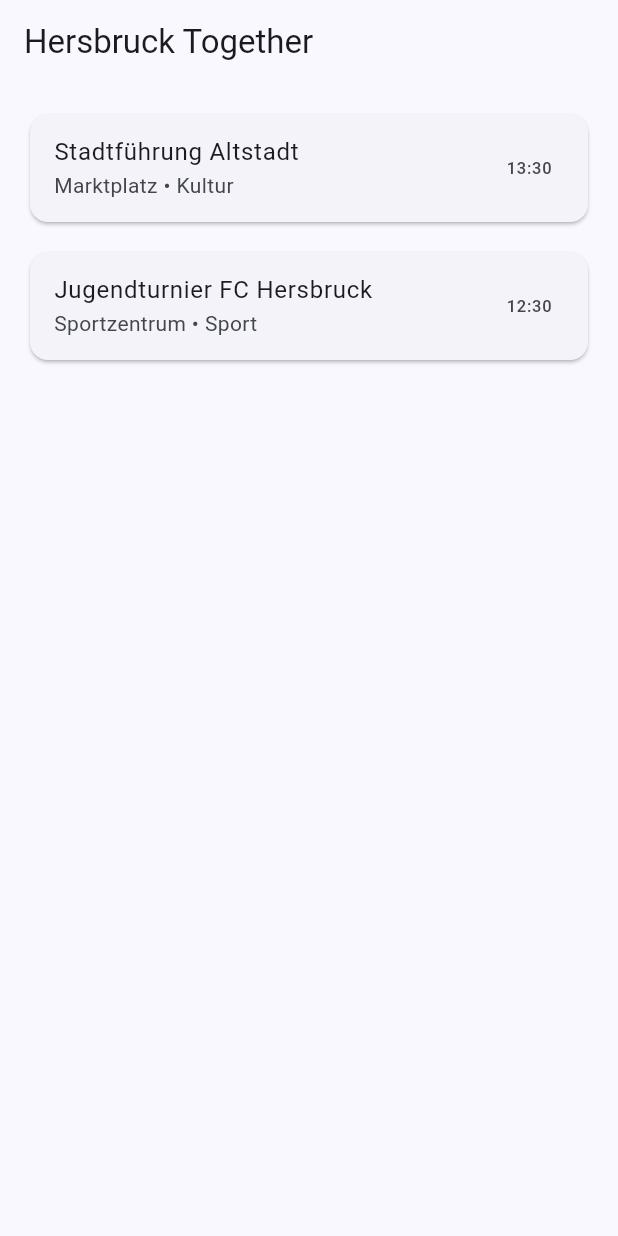
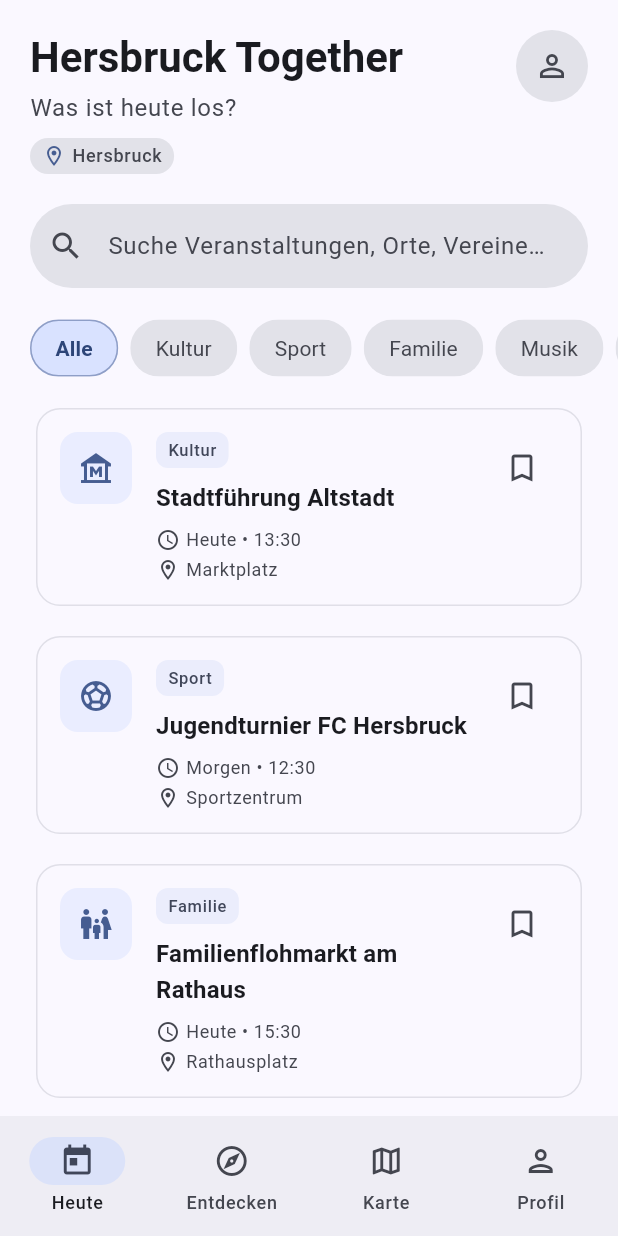
Before and after one commit to Avaron165/hersbruck_together, a Flutter app: the screen it shows after launch, on a phone screen of 412 x 824 dp. Run offline on Flutter 3.47's test engine with Material 3 defaults, Android fonts, the phone set to English and light mode, and no system bars.

Commit message:
feat: implement home screen UI mockup with Material 3 design
- Added HomeHeader widget with title, subtitle, location chip, and search field
- Added CategoryChips widget for filtering events by category
- Added EventCard widget with category badge, date formatting, and bookmark toggle
- Added PlaceholderPage widget for unimplemented tabs
- Extended MockEventRepository with 8 diverse events across all categories
- Implemented responsive layout with maxWidth constraint (900px)
- Added NavigationBar with 4 tabs (Heute, Entdecken, Karte, Profil)
- Implemented client-side filtering by category and search query

https://claude.ai/code/session_014eH28KmCkrcKcGwXnCTFem

```diff
--- a/lib/data/mock/mock_event_repository.dart
+++ b/lib/data/mock/mock_event_repository.dart
@@ -5,19 +5,62 @@ class MockEventRepository implements EventRepository {
   @override
   Future<List<Event>> listUpcoming() async {
     await Future<void>.delayed(const Duration(milliseconds: 150));
+    final now = DateTime.now();
     return [
       Event(
         id: '1',
         title: 'Stadtführung Altstadt',
-        startsAt: DateTime.now().add(const Duration(hours: 3)),
+        startsAt: now.add(const Duration(hours: 3)),
         location: 'Marktplatz',
         category: 'Kultur',
       ),
       Event(
         id: '2',
         title: 'Jugendturnier FC Hersbruck',
-        startsAt: DateTime.now().add(const Duration(days: 1, hours: 2)),
+        startsAt: now.add(const Duration(days: 1, hours: 2)),
         location: 'Sportzentrum',
+        category: 'Sport',
+      ),
+      Event(
+        id: '3',
+        title: 'Familienflohmarkt am Rathaus',
+        startsAt: now.add(const Duration(hours: 5)),
+        location: 'Rathausplatz',
+        category: 'Familie',
+      ),
+      Event(
+        id: '4',
+        title: 'Konzert: Hersbrucker Blasmusik',
+        startsAt: now.add(const Duration(days: 2, hours: 4)),
+        location: 'Festsaal',
+        category: 'Musik',
+      ),
+      Event(
+        id: '5',
+        title: 'Bauernmarkt mit regionalen Spezialitäten',
+        startsAt: now.add(const Duration(days: 3, hours: 1)),
+        location: 'Marktplatz',
+        category: 'Essen',
+      ),
+      Event(
+        id: '6',
+        title: 'Wanderung durch das Pegnitztal',
+        startsAt: now.add(const Duration(days: 1, hours: 6)),
+        location: 'Wanderparkplatz Ost',
+        category: 'Natur',
+      ),
+      Event(
+        id: '7',
+        title: 'Kunstausstellung: Lokale Künstler',
+        startsAt: now.add(const Duration(hours: 2)),
+        location: 'Stadtgalerie',
+        category: 'Kultur',
+      ),
+      Event(
+        id: '8',
+        title: 'Yoga im Park für Anfänger',
+        startsAt: now.add(const Duration(days: 2, hours: 8)),
+        location: 'Stadtpark',
         category: 'Sport',
       ),
     ];
--- a/lib/features/home/home_page.dart
+++ b/lib/features/home/home_page.dart
@@ -1,6 +1,24 @@
+// Hersbruck Together - Home Page UI Mockup
+//
+// Aufbau:
+// - HomeHeader: lib/features/home/widgets/home_header.dart
+//   -> Titel, Untertitel, Account-Icon, Standortchip, Suchfeld
+// - CategoryChips: lib/features/home/widgets/category_chips.dart
+//   -> Horizontale Filter-Chips für Kategorien
+// - EventCard: lib/features/home/widgets/event_card.dart
+//   -> Karten für Veranstaltungen mit Bookmark-Toggle
+// - PlaceholderPage: lib/features/home/widgets/placeholder_page.dart
+//   -> Platzhalter für nicht implementierte Tabs
+//
+// State: selectedCategory, bookmarkedIds, searchQuery, currentTabIndex
+
 import 'package:flutter/material.dart';
 import 'package:hersbruck_together/data/mock/mock_event_repository.dart';
-import 'package:hersbruck_together/ui/widgets/app_scaffold.dart';
+import 'package:hersbruck_together/data/models/event.dart';
+import 'package:hersbruck_together/features/home/widgets/category_chips.dart';
+import 'package:hersbruck_together/features/home/widgets/event_card.dart';
+import 'package:hersbruck_together/features/home/widgets/home_header.dart';
+import 'package:hersbruck_together/features/home/widgets/placeholder_page.dart';
 
 class HomePage extends StatefulWidget {
   const HomePage({super.key});
@@ -10,34 +28,191 @@ class HomePage extends StatefulWidget {
 }
 
 class _HomePageState extends State<HomePage> {
-  final repo = MockEventRepository();
+  final _repo = MockEventRepository();
+
+  int _currentTabIndex = 0;
+  String _selectedCategory = 'Alle';
+  String _searchQuery = '';
+  final Set<String> _bookmarkedIds = {};
+
+  List<Event> _filterEvents(List<Event> events) {
+    return events.where((event) {
+      final matchesCategory =
+          _selectedCategory == 'Alle' || event.category == _selectedCategory;
+
+      final query = _searchQuery.toLowerCase();
+      final matchesSearch = query.isEmpty ||
+          event.title.toLowerCase().contains(query) ||
+          event.location.toLowerCase().contains(query) ||
+          event.category.toLowerCase().contains(query);
+
+      return matchesCategory && matchesSearch;
+    }).toList();
+  }
+
+  Widget _buildTodayTab() {
+    return FutureBuilder<List<Event>>(
+      future: _repo.listUpcoming(),
+      builder: (context, snapshot) {
+        if (snapshot.connectionState == ConnectionState.waiting) {
+          return const Center(child: CircularProgressIndicator());
+        }
+
+        final events = _filterEvents(snapshot.data ?? []);
+
+        return CustomScrollView(
+          slivers: [
+            SliverToBoxAdapter(
+              child: Padding(
+                padding: const EdgeInsets.fromLTRB(20, 20, 20, 0),
+                child: HomeHeader(
+                  searchQuery: _searchQuery,
+                  onSearchChanged: (value) {
+                    setState(() {
+                      _searchQuery = value;
+                    });
+                  },
+                ),
+              ),
+            ),
+            SliverToBoxAdapter(
+              child: Padding(
+                padding: const EdgeInsets.fromLTRB(20, 20, 0, 16),
+                child: CategoryChips(
+                  selectedCategory: _selectedCategory,
+                  onCategorySelected: (category) {
+                    setState(() {
+                      _selectedCategory = category;
+                    });
+                  },
+                ),
+              ),
+            ),
+            if (events.isEmpty)
+              SliverFillRemaining(
+                child: Center(
+                  child: Column(
+                    mainAxisAlignment: MainAxisAlignment.center,
+                    children: [
+                      Icon(
+                        Icons.event_busy_outlined,
+                        size: 64,
+                        color: Theme.of(context).colorScheme.onSurfaceVariant,
+                      ),
+                      const SizedBox(height: 16),
+                      Text(
+                        'Keine Veranstaltungen gefunden',
+                        style: Theme.of(context).textTheme.bodyLarge?.copyWith(
+                              color: Theme.of(context)
+                                  .colorScheme
+                                  .onSurfaceVariant,
+                            ),
+                      ),
+                    ],
+                  ),
+                ),
+              )
+            else
+              SliverPadding(
+                padding: const EdgeInsets.fromLTRB(20, 0, 20, 20),
+                sliver: SliverList(
+                  delegate: SliverChildBuilderDelegate(
+                    (context, index) {
+                      final event = events[index];
+                      return Padding(
+                        padding: const EdgeInsets.only(bottom: 12),
+                        child: EventCard(
+                          event: event,
+                          isBookmarked: _bookmarkedIds.contains(event.id),
+                          onBookmarkToggle: () {
+                            setState(() {
+                              if (_bookmarkedIds.contains(event.id)) {
+                                _bookmarkedIds.remove(event.id);
+                              } else {
+                                _bookmarkedIds.add(event.id);
+                              }
+                            });
+                          },
+                        ),
+                      );
+                    },
+                    childCount: events.length,
+                  ),
+                ),
+              ),
+          ],
+        );
+      },
+    );
+  }
+
+  Widget _buildBody() {
+    switch (_currentTabIndex) {
+      case 0:
+        return _buildTodayTab();
+      case 1:
+        return const PlaceholderPage(
+          title: 'Entdecken',
+          icon: Icons.explore_outlined,
+        );
+      case 2:
+        return const PlaceholderPage(
+          title: 'Karte',
+          icon: Icons.map_outlined,
+        );
+      case 3:
+        return const PlaceholderPage(
+          title: 'Profil',
+          icon: Icons.person_outlined,
+        );
+      default:
+        return _buildTodayTab();
+    }
+  }
 
   @override
   Widget build(BuildContext context) {
-    return AppScaffold(
-      title: 'Hersbruck Together',
-      body: FutureBuilder(
-        future: repo.listUpcoming(),
-        builder: (context, snapshot) {
-          final events = snapshot.data ?? [];
-          return ListView.separated(
-            padding: const EdgeInsets.all(16),
-            itemCount: events.length,
-            separatorBuilder: (context, index) => const SizedBox(height: 12),
-            itemBuilder: (context, index) {
-              final e = events[index];
-              return Card(
-                child: ListTile(
-                  title: Text(e.title),
-                  subtitle: Text('${e.location} • ${e.category}'),
-                  trailing: Text(
-                    '${e.startsAt.hour.toString().padLeft(2, '0')}:${e.startsAt.minute.toString().padLeft(2, '0')}',
-                  ),
-                ),
-              );
-            },
-          );
+    final colorScheme = Theme.of(context).colorScheme;
+
+    return Scaffold(
+      backgroundColor: colorScheme.surface,
+      body: SafeArea(
+        child: Center(
+          child: ConstrainedBox(
+            constraints: const BoxConstraints(maxWidth: 900),
+            child: _buildBody(),
+          ),
+        ),
+      ),
+      bottomNavigationBar: NavigationBar(
+        selectedIndex: _currentTabIndex,
+        onDestinationSelected: (index) {
+          setState(() {
+            _currentTabIndex = index;
+          });
         },
+        destinations: const [
+          NavigationDestination(
+            icon: Icon(Icons.today_outlined),
+            selectedIcon: Icon(Icons.today),
+            label: 'Heute',
+          ),
+          NavigationDestination(
+            icon: Icon(Icons.explore_outlined),
+            selectedIcon: Icon(Icons.explore),
+            label: 'Entdecken',
+          ),
+          NavigationDestination(
+            icon: Icon(Icons.map_outlined),
+            selectedIcon: Icon(Icons.map),
+            label: 'Karte',
+          ),
+          NavigationDestination(
+            icon: Icon(Icons.person_outlined),
+            selectedIcon: Icon(Icons.person),
+            label: 'Profil',
+          ),
+        ],
       ),
     );
   }
--- /dev/null
+++ b/lib/features/home/widgets/category_chips.dart
@@ -0,0 +1,68 @@
+import 'package:flutter/material.dart';
+
+class CategoryChips extends StatelessWidget {
+  final String selectedCategory;
+  final ValueChanged<String> onCategorySelected;
+
+  static const List<String> categories = [
+    'Alle',
+    'Kultur',
+    'Sport',
+    'Familie',
+    'Musik',
+    'Essen',
+    'Natur',
+  ];
+
+  const CategoryChips({
+    super.key,
+    required this.selectedCategory,
+    required this.onCategorySelected,
+  });
+
+  @override
+  Widget build(BuildContext context) {
+    final colorScheme = Theme.of(context).colorScheme;
+
+    return SizedBox(
+      height: 40,
+      child: ListView.separated(
+        scrollDirection: Axis.horizontal,
+        itemCount: categories.length,
+        separatorBuilder: (context, index) => const SizedBox(width: 8),
+        itemBuilder: (context, index) {
+          final category = categories[index];
+          final isSelected = category == selectedCategory;
+
+          return FilterChip(
+            label: Text(category),
+            selected: isSelected,
+            onSelected: (selected) {
+              if (selected) {
+                onCategorySelected(category);
+              }
+            },
+            selectedColor: colorScheme.primaryContainer,
+            checkmarkColor: colorScheme.onPrimaryContainer,
+            backgroundColor: colorScheme.surfaceContainerHighest,
+            labelStyle: TextStyle(
+              color: isSelected
+                  ? colorScheme.onPrimaryContainer
+                  : colorScheme.onSurfaceVariant,
+              fontWeight: isSelected ? FontWeight.w600 : FontWeight.normal,
+            ),
+            shape: RoundedRectangleBorder(
+              borderRadius: BorderRadius.circular(20),
+              side: BorderSide(
+                color: isSelected
+                    ? colorScheme.primary.withValues(alpha: 0.3)
+                    : Colors.transparent,
+              ),
+            ),
+            showCheckmark: false,
+          );
+        },
+      ),
+    );
+  }
+}
--- /dev/null
+++ b/lib/features/home/widgets/event_card.dart
@@ -0,0 +1,188 @@
+import 'package:flutter/material.dart';
+import 'package:hersbruck_together/data/models/event.dart';
+
+class EventCard extends StatelessWidget {
+  final Event event;
+  final bool isBookmarked;
+  final VoidCallback onBookmarkToggle;
+
+  const EventCard({
+    super.key,
+    required this.event,
+    required this.isBookmarked,
+    required this.onBookmarkToggle,
+  });
+
+  IconData _getCategoryIcon(String category) {
+    switch (category) {
+      case 'Kultur':
+        return Icons.museum_outlined;
+      case 'Sport':
+        return Icons.sports_soccer_outlined;
+      case 'Familie':
+        return Icons.family_restroom_outlined;
+      case 'Musik':
+        return Icons.music_note_outlined;
+      case 'Essen':
+        return Icons.restaurant_outlined;
+      case 'Natur':
+        return Icons.park_outlined;
+      default:
+        return Icons.event_outlined;
+    }
+  }
+
+  String _formatDate(DateTime dateTime) {
+    final now = DateTime.now();
+    final today = DateTime(now.year, now.month, now.day);
+    final eventDate = DateTime(dateTime.year, dateTime.month, dateTime.day);
+    final tomorrow = today.add(const Duration(days: 1));
+
+    final time =
+        '${dateTime.hour.toString().padLeft(2, '0')}:${dateTime.minute.toString().padLeft(2, '0')}';
+
+    if (eventDate == today) {
+      return 'Heute • $time';
+    } else if (eventDate == tomorrow) {
+      return 'Morgen • $time';
+    } else {
+      const weekdays = ['Mo', 'Di', 'Mi', 'Do', 'Fr', 'Sa', 'So'];
+      const months = [
+        'Jan',
+        'Feb',
+        'Mär',
+        'Apr',
+        'Mai',
+        'Jun',
+        'Jul',
+        'Aug',
+        'Sep',
+        'Okt',
+        'Nov',
+        'Dez'
+      ];
+      final weekday = weekdays[dateTime.weekday - 1];
+      final month = months[dateTime.month - 1];
+      return '$weekday, ${dateTime.day}. $month • $time';
+    }
+  }
+
+  @override
+  Widget build(BuildContext context) {
+    final theme = Theme.of(context);
+    final colorScheme = theme.colorScheme;
+
+    return Card(
+      elevation: 0,
+      color: colorScheme.surface,
+      shape: RoundedRectangleBorder(
+        borderRadius: BorderRadius.circular(16),
+        side: BorderSide(
+          color: colorScheme.outlineVariant.withValues(alpha: 0.5),
+        ),
+      ),
+      child: Padding(
+        padding: const EdgeInsets.all(16),
+        child: Row(
+          crossAxisAlignment: CrossAxisAlignment.start,
+          children: [
+            Container(
+              width: 48,
+              height: 48,
+              decoration: BoxDecoration(
+                color: colorScheme.primaryContainer.withValues(alpha: 0.5),
+                borderRadius: BorderRadius.circular(12),
+              ),
+              child: Icon(
+                _getCategoryIcon(event.category),
+                color: colorScheme.primary,
+                size: 24,
+              ),
+            ),
+            const SizedBox(width: 16),
+            Expanded(
+              child: Column(
+                crossAxisAlignment: CrossAxisAlignment.start,
+                children: [
+                  Container(
+                    padding: const EdgeInsets.symmetric(
+                      horizontal: 8,
+                      vertical: 4,
+                    ),
+                    decoration: BoxDecoration(
+                      color: colorScheme.secondaryContainer.withValues(alpha: 0.5),
+                      borderRadius: BorderRadius.circular(8),
+                    ),
+                    child: Text(
+                      event.category,
+                      style: theme.textTheme.labelSmall?.copyWith(
+                        color: colorScheme.onSecondaryContainer,
+                        fontWeight: FontWeight.w500,
+                      ),
+                    ),
+                  ),
+                  const SizedBox(height: 8),
+                  Text(
+                    event.title,
+                    style: theme.textTheme.titleMedium?.copyWith(
+                      fontWeight: FontWeight.w600,
+                      color: colorScheme.onSurface,
+                    ),
+                    maxLines: 2,
+                    overflow: TextOverflow.ellipsis,
+                  ),
+                  const SizedBox(height: 8),
+                  Row(
+                    children: [
+                      Icon(
+                        Icons.schedule_outlined,
+                        size: 16,
+                        color: colorScheme.onSurfaceVariant,
+                      ),
+                      const SizedBox(width: 4),
+                      Text(
+                        _formatDate(event.startsAt),
+                        style: theme.textTheme.bodySmall?.copyWith(
+                          color: colorScheme.onSurfaceVariant,
+                        ),
+                      ),
+                    ],
+                  ),
+                  const SizedBox(height: 4),
+                  Row(
+                    children: [
+                      Icon(
+                        Icons.location_on_outlined,
+                        size: 16,
+                        color: colorScheme.onSurfaceVariant,
+                      ),
+                      const SizedBox(width: 4),
+                      Expanded(
+                        child: Text(
+                          event.location,
+                          style: theme.textTheme.bodySmall?.copyWith(
+                            color: colorScheme.onSurfaceVariant,
+                          ),
+                          overflow: TextOverflow.ellipsis,
+                        ),
+                      ),
+                    ],
+                  ),
+                ],
+              ),
+            ),
+            IconButton(
+              icon: Icon(
+                isBookmarked ? Icons.bookmark : Icons.bookmark_border,
+                color: isBookmarked
+                    ? colorScheme.primary
+                    : colorScheme.onSurfaceVariant,
+              ),
+              onPressed: onBookmarkToggle,
+            ),
+          ],
+        ),
+      ),
+    );
+  }
+}
--- /dev/null
+++ b/lib/features/home/widgets/home_header.dart
@@ -0,0 +1,118 @@
+import 'package:flutter/material.dart';
+
+class HomeHeader extends StatelessWidget {
+  final String searchQuery;
+  final ValueChanged<String> onSearchChanged;
+
+  const HomeHeader({
+    super.key,
+    required this.searchQuery,
+    required this.onSearchChanged,
+  });
+
+  @override
+  Widget build(BuildContext context) {
+    final theme = Theme.of(context);
+    final colorScheme = theme.colorScheme;
+
+    return Column(
+      crossAxisAlignment: CrossAxisAlignment.start,
+      children: [
+        Row(
+          crossAxisAlignment: CrossAxisAlignment.start,
+          children: [
+            Expanded(
+              child: Column(
+                crossAxisAlignment: CrossAxisAlignment.start,
+                children: [
+                  Text(
+                    'Hersbruck Together',
+                    style: theme.textTheme.headlineMedium?.copyWith(
+                      fontWeight: FontWeight.bold,
+                      color: colorScheme.onSurface,
+                    ),
+                  ),
+                  const SizedBox(height: 4),
+                  Text(
+                    'Was ist heute los?',
+                    style: theme.textTheme.bodyLarge?.copyWith(
+                      color: colorScheme.onSurfaceVariant,
+                    ),
+                  ),
+                ],
+              ),
+            ),
+            const SizedBox(width: 16),
+            Container(
+              decoration: BoxDecoration(
+                color: colorScheme.surfaceContainerHighest,
+                shape: BoxShape.circle,
+              ),
+              child: IconButton(
+                icon: Icon(
+                  Icons.person_outline,
+                  color: colorScheme.onSurfaceVariant,
+                ),
+                onPressed: () {},
+              ),
+            ),
+          ],
+        ),
+        const SizedBox(height: 8),
+        Container(
+          padding: const EdgeInsets.symmetric(horizontal: 8, vertical: 4),
+          decoration: BoxDecoration(
+            color: colorScheme.surfaceContainerHighest,
+            borderRadius: BorderRadius.circular(16),
+          ),
+          child: Row(
+            mainAxisSize: MainAxisSize.min,
+            children: [
+              Icon(
+                Icons.location_on_outlined,
+                size: 16,
+                color: colorScheme.primary,
+              ),
+              const SizedBox(width: 4),
+              Text(
+                'Hersbruck',
+                style: theme.textTheme.labelMedium?.copyWith(
+                  color: colorScheme.onSurfaceVariant,
+                ),
+              ),
+            ],
+          ),
+        ),
+        const SizedBox(height: 20),
+        TextField(
+          onChanged: onSearchChanged,
+          decoration: InputDecoration(
+            hintText: 'Suche Veranstaltungen, Orte, Vereine…',
+            prefixIcon: const Icon(Icons.search),
+            filled: true,
+            fillColor: colorScheme.surfaceContainerHighest,
+            border: OutlineInputBorder(
+              borderRadius: BorderRadius.circular(28),
+              borderSide: BorderSide.none,
+            ),
+            enabledBorder: OutlineInputBorder(
+              borderRadius: BorderRadius.circular(28),
+              borderSide: BorderSide.none,
+            ),
+            focusedBorder: OutlineInputBorder(
+              borderRadius: BorderRadius.circular(28),
+              borderSide: BorderSide(
+                color: colorScheme.primary,
+                width: 2,
+              ),
+            ),
+            contentPadding: const EdgeInsets.symmetric(
+              horizontal: 20,
+              vertical: 16,
+            ),
+          ),
+        ),
+      ],
+    );
+  }
+}
--- /dev/null
+++ b/lib/features/home/widgets/placeholder_page.dart
@@ -0,0 +1,54 @@
+import 'package:flutter/material.dart';
+
+class PlaceholderPage extends StatelessWidget {
+  final String title;
+  final IconData icon;
+
+  const PlaceholderPage({
+    super.key,
+    required this.title,
+    required this.icon,
+  });
+
+  @override
+  Widget build(BuildContext context) {
+    final theme = Theme.of(context);
+    final colorScheme = theme.colorScheme;
+
+    return Center(
+      child: Column(
+        mainAxisAlignment: MainAxisAlignment.center,
+        children: [
+          Container(
+            width: 80,
+            height: 80,
+            decoration: BoxDecoration(
+              color: colorScheme.primaryContainer.withValues(alpha: 0.3),
+              shape: BoxShape.circle,
+            ),
+            child: Icon(
+              icon,
+              size: 40,
+              color: colorScheme.primary,
+            ),
+          ),
+          const SizedBox(height: 24),
+          Text(
+            title,
+            style: theme.textTheme.headlineSmall?.copyWith(
+              fontWeight: FontWeight.w600,
+              color: colorScheme.onSurface,
+            ),
+          ),
+          const SizedBox(height: 8),
+          Text(
+            'Kommt bald',
+            style: theme.textTheme.bodyLarge?.copyWith(
+              color: colorScheme.onSurfaceVariant,
+            ),
+          ),
+        ],
+      ),
+    );
+  }
+}
```
